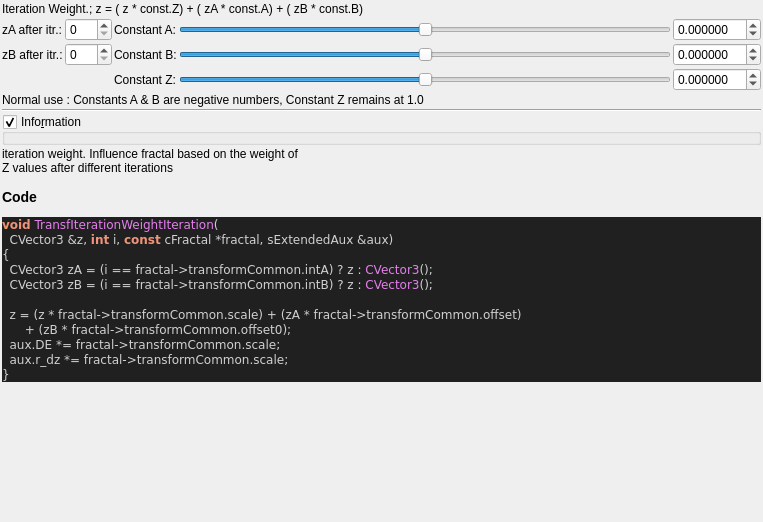
buddhi1980/mandelbulber2, file mandelbulber2/qt_data/fractal_transf_iteration_weight.ui: the form before one commit.
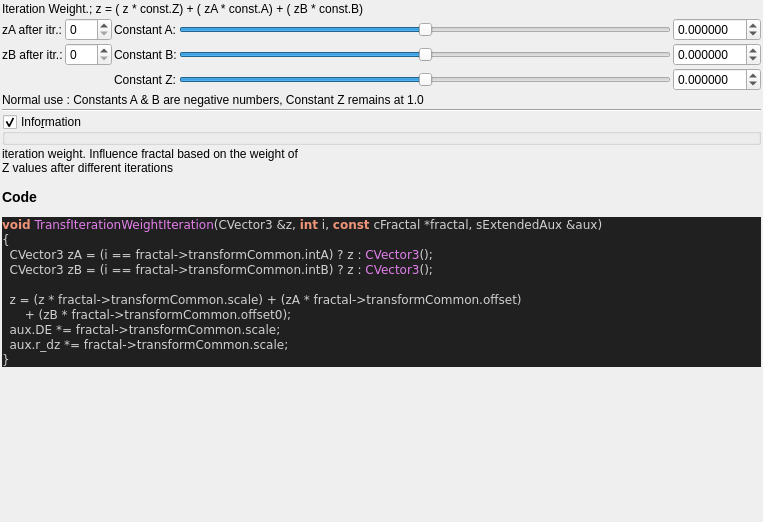
The form after the commit. Custom widgets are drawn as their Qt base class.

```diff
--- a/mandelbulber2/qt_data/fractal_transf_iteration_weight.ui
+++ b/mandelbulber2/qt_data/fractal_transf_iteration_weight.ui
@@ -311,8 +311,7 @@
 &lt;/table&gt;
 &lt;h3&gt;Code&lt;/h3&gt;
 &lt;body style=&quot;background-color:#202020&quot;&gt;
-&lt;pre style=&quot;color:#d0d0d0; background-color:#202020;  font-family:'Courier New',monospace;&quot;&gt;&lt;span style=&quot;color:#f09479; font-weight:bold&quot;&gt;void&lt;/span&gt; &lt;span style=&quot;color:#e47eed&quot;&gt;TransfIterationWeightIteration&lt;/span&gt;&lt;span style=&quot;color:#d0d0d0&quot;&gt;(&lt;/span&gt;
-  CVector3 &lt;span style=&quot;color:#d0d0d0&quot;&gt;&amp;amp;&lt;/span&gt;z&lt;span style=&quot;color:#d0d0d0&quot;&gt;,&lt;/span&gt; &lt;span style=&quot;color:#f09479; font-weight:bold&quot;&gt;int&lt;/span&gt; i&lt;span style=&quot;color:#d0d0d0&quot;&gt;,&lt;/span&gt; &lt;span style=&quot;color:#f09479; font-weight:bold&quot;&gt;const&lt;/span&gt; cFractal &lt;span style=&quot;color:#d0d0d0&quot;&gt;*&lt;/span&gt;fractal&lt;span style=&quot;color:#d0d0d0&quot;&gt;,&lt;/span&gt; sExtendedAux &lt;span style=&quot;color:#d0d0d0&quot;&gt;&amp;amp;&lt;/span&gt;aux&lt;span style=&quot;color:#d0d0d0&quot;&gt;)&lt;/span&gt;
+&lt;pre style=&quot;color:#d0d0d0; background-color:#202020;  font-family:'Courier New',monospace;&quot;&gt;&lt;span style=&quot;color:#f09479; font-weight:bold&quot;&gt;void&lt;/span&gt; &lt;span style=&quot;color:#e47eed&quot;&gt;TransfIterationWeightIteration&lt;/span&gt;&lt;span style=&quot;color:#d0d0d0&quot;&gt;(&lt;/span&gt;CVector3 &lt;span style=&quot;color:#d0d0d0&quot;&gt;&amp;amp;&lt;/span&gt;z&lt;span style=&quot;color:#d0d0d0&quot;&gt;,&lt;/span&gt; &lt;span style=&quot;color:#f09479; font-weight:bold&quot;&gt;int&lt;/span&gt; i&lt;span style=&quot;color:#d0d0d0&quot;&gt;,&lt;/span&gt; &lt;span style=&quot;color:#f09479; font-weight:bold&quot;&gt;const&lt;/span&gt; cFractal &lt;span style=&quot;color:#d0d0d0&quot;&gt;*&lt;/span&gt;fractal&lt;span style=&quot;color:#d0d0d0&quot;&gt;,&lt;/span&gt; sExtendedAux &lt;span style=&quot;color:#d0d0d0&quot;&gt;&amp;amp;&lt;/span&gt;aux&lt;span style=&quot;color:#d0d0d0&quot;&gt;)&lt;/span&gt;
 &lt;span style=&quot;color:#d0d0d0&quot;&gt;{&lt;/span&gt;
   CVector3 zA &lt;span style=&quot;color:#d0d0d0&quot;&gt;= (&lt;/span&gt;i &lt;span style=&quot;color:#d0d0d0&quot;&gt;==&lt;/span&gt; fractal&lt;span style=&quot;color:#d0d0d0&quot;&gt;-&amp;gt;&lt;/span&gt;transformCommon&lt;span style=&quot;color:#d0d0d0&quot;&gt;.&lt;/span&gt;intA&lt;span style=&quot;color:#d0d0d0&quot;&gt;)&lt;/span&gt; ? z &lt;span style=&quot;color:#d0d0d0&quot;&gt;:&lt;/span&gt; &lt;span style=&quot;color:#e47eed&quot;&gt;CVector3&lt;/span&gt;&lt;span style=&quot;color:#d0d0d0&quot;&gt;();&lt;/span&gt;
   CVector3 zB &lt;span style=&quot;color:#d0d0d0&quot;&gt;= (&lt;/span&gt;i &lt;span style=&quot;color:#d0d0d0&quot;&gt;==&lt;/span&gt; fractal&lt;span style=&quot;color:#d0d0d0&quot;&gt;-&amp;gt;&lt;/span&gt;transformCommon&lt;span style=&quot;color:#d0d0d0&quot;&gt;.&lt;/span&gt;intB&lt;span style=&quot;color:#d0d0d0&quot;&gt;)&lt;/span&gt; ? z &lt;span style=&quot;color:#d0d0d0&quot;&gt;:&lt;/span&gt; &lt;span style=&quot;color:#e47eed&quot;&gt;CVector3&lt;/span&gt;&lt;span style=&quot;color:#d0d0d0&quot;&gt;();&lt;/span&gt;
```
